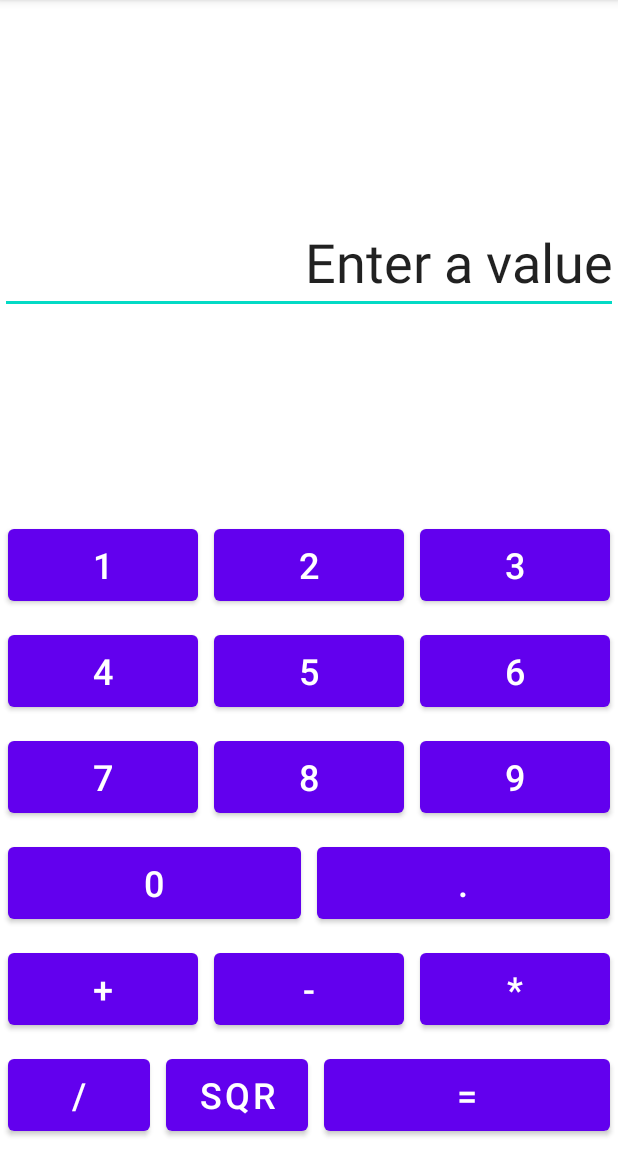
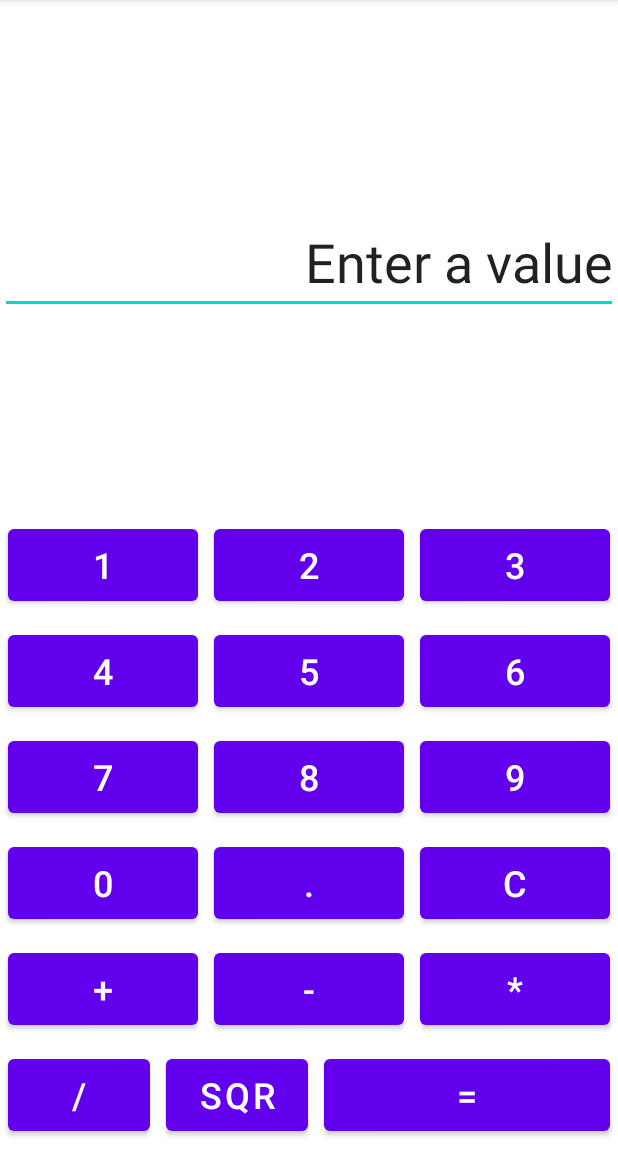
Before and after one commit to lzivan/AndroidCalculator, an Android app: the screen it shows after launch (MainActivity), on a phone screen of 412 x 824 dp, the part 84-1236 px from its top. Run offline under Robolectric (Android 15) with nearby library versions, the phone set to English and light mode, and no system bars.

Commit message:
added clear button

```diff
--- a/app/src/main/java/com/lzivan/calculator/MainActivity.java
+++ b/app/src/main/java/com/lzivan/calculator/MainActivity.java
@@ -16,7 +16,7 @@ public class MainActivity extends AppCompatActivity {
         super.onCreate(savedInstanceState);
         setContentView(R.layout.activity_main);
 
-        inputBox = findViewById(R.id.textView);
+        inputBox = findViewById(R.id.input);
         inputBox.setShowSoftInputOnFocus(false);
 
         inputBox.setOnClickListener(new View.OnClickListener() {
@@ -110,6 +110,11 @@ public class MainActivity extends AppCompatActivity {
         updateInput("sqrt()");
     }
 
+    public void clearBtn(View view){
+        inputBox.setText("");
+    }
+
+
     public void equalBtn(View view){
         String expression = inputBox.getText().toString();
         Expression exp = new Expression(expression);
--- a/app/src/main/res/layout/activity_main.xml
+++ b/app/src/main/res/layout/activity_main.xml
@@ -7,7 +7,7 @@
     tools:context=".MainActivity">
 
     <EditText
-        android:id="@+id/textView"
+        android:id="@+id/input"
         android:layout_width="0dp"
         android:layout_height="wrap_content"
         android:text="@string/display"
@@ -18,6 +18,9 @@
         app:layout_constraintVertical_bias="0.19999999"
         android:textSize="36sp"
         android:textAlignment="textEnd"
+        android:autofillHints="false"
+        android:inputType="none"
+        tools:ignore="LabelFor"
         />
 
     <TableLayout
@@ -27,7 +30,7 @@
         app:layout_constraintBottom_toBottomOf="parent"
         app:layout_constraintEnd_toEndOf="parent"
         app:layout_constraintStart_toStartOf="parent"
-        app:layout_constraintTop_toBottomOf="@+id/textView"
+        app:layout_constraintTop_toBottomOf="@+id/input"
         app:layout_constraintVertical_bias="0.98">
 
         <TableRow
@@ -170,6 +173,16 @@
                 android:text="@string/point"
                 android:textSize="24sp" />
 
+            <Button
+                android:id="@+id/btnclear"
+                android:layout_width="0dp"
+                android:layout_height="60dp"
+                android:layout_margin="5dp"
+                android:layout_weight="1"
+                android:onClick="clearBtn"
+                android:text="@string/clear"
+                android:textSize="24sp" />
+
         </TableRow>
 
         <TableRow
--- a/app/src/main/res/values/strings.xml
+++ b/app/src/main/res/values/strings.xml
@@ -19,7 +19,7 @@
     <string name="square">sqr</string>
     <string name="equal">=</string>
     <string name="point">.</string>
-
+    <string name="clear">C</string>
     <string name="display">Enter a value</string>
 
 
```
